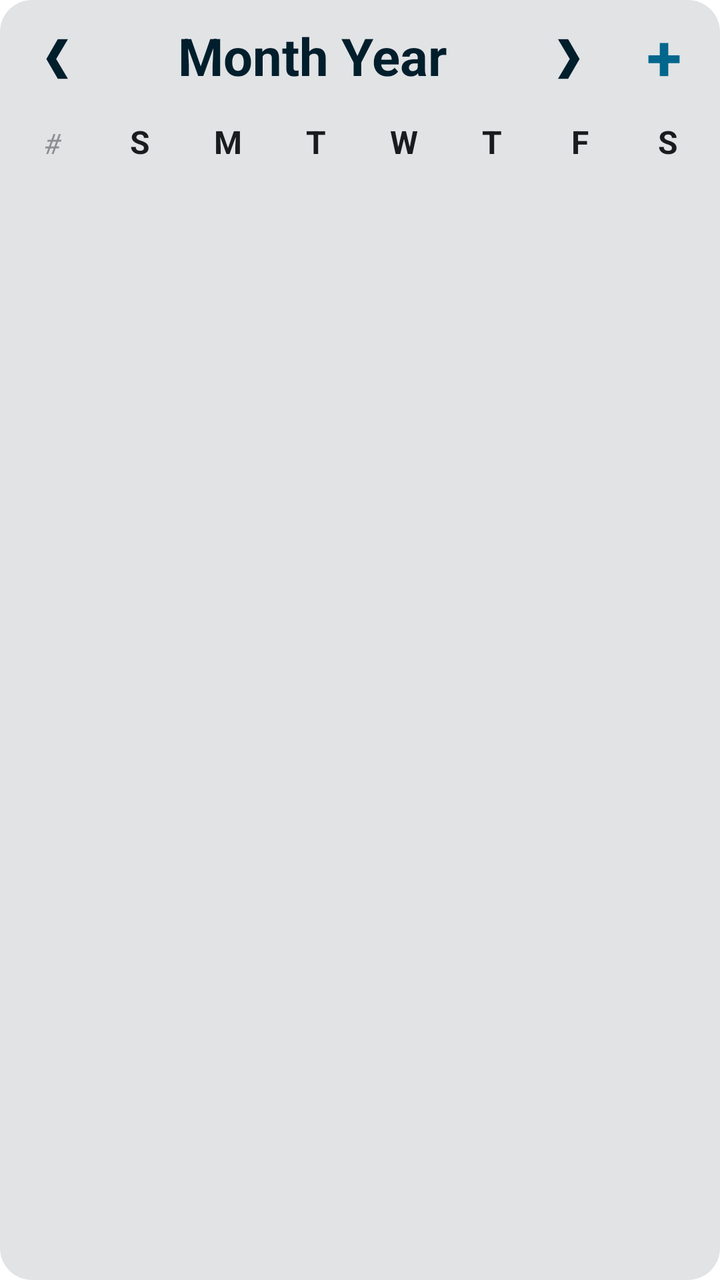
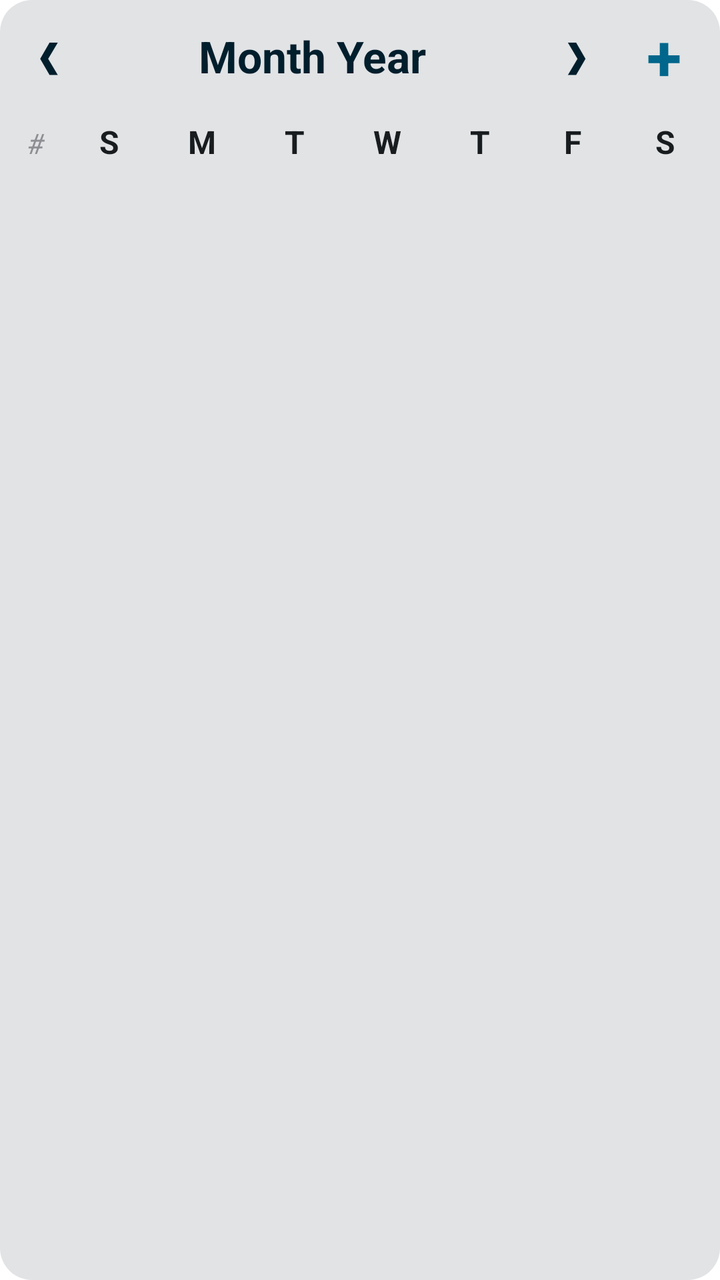

Screens rendered from an Android XML layout before and after an edit, with the pre-edit source and the edit as a unified diff.
<!-- AndroidManifest.xml: fallback theme Theme.MaterialComponents.DayNight.NoActionBar -->
<!-- res/layout/widget_full_calendar_layout.xml -->
<?xml version="1.0" encoding="utf-8"?>
<RelativeLayout xmlns:android="http://schemas.android.com/apk/res/android"
    android:layout_width="match_parent"
    android:layout_height="match_parent"
    android:background="@drawable/widget_background"
    android:padding="4dp">

    
    <LinearLayout
        android:id="@+id/widget_full_calendar_header"
        android:layout_width="match_parent"
        android:layout_height="wrap_content"
        android:orientation="horizontal"
        android:gravity="center_vertical"
        android:paddingBottom="8dp">

        <TextView
            android:id="@+id/widget_full_calendar_prev"
            android:layout_width="48dp"
            android:layout_height="48dp"
            android:gravity="center"
            android:text="❮"
            android:textColor="@color/widget_title_text"
            android:textSize="22sp"
            android:textStyle="bold"
            android:background="?android:attr/selectableItemBackgroundBorderless" />

        <TextView
            android:id="@+id/widget_full_calendar_title"
            android:layout_width="0dp"
            android:layout_height="wrap_content"
            android:layout_weight="1"
            android:fontFamily="sans-serif-bold"
            android:gravity="center"
            android:text="Month Year"
            android:textColor="@color/widget_title_text"
            android:textSize="26sp"
            android:textStyle="bold" />

        <TextView
            android:id="@+id/widget_full_calendar_next"
            android:layout_width="48dp"
            android:layout_height="48dp"
            android:gravity="center"
            android:text="❯"
            android:textColor="@color/widget_title_text"
            android:textSize="22sp"
            android:textStyle="bold"
            android:background="?android:attr/selectableItemBackgroundBorderless" />

        <TextView
            android:id="@+id/widget_add_task_btn"
            android:layout_width="48dp"
            android:layout_height="48dp"
            android:gravity="center"
            android:text="+"
            android:textColor="@color/widget_primary"
            android:textSize="32sp"
            android:textStyle="bold"
            android:background="?android:attr/selectableItemBackgroundBorderless" />
    </LinearLayout>

    
    <LinearLayout
        android:id="@+id/widget_full_calendar_weekdays"
        android:layout_width="match_parent"
        android:layout_height="wrap_content"
        android:orientation="horizontal"
        android:layout_below="@id/widget_full_calendar_header"
        android:weightSum="8"
        android:paddingBottom="8dp">

        <TextView android:layout_width="0dp" android:layout_height="wrap_content" android:layout_weight="1" android:gravity="center" android:text="#" android:textSize="14sp" android:textColor="@color/widget_secondary_text" android:textStyle="italic"/>
        <TextView android:layout_width="0dp" android:layout_height="wrap_content" android:layout_weight="1" android:gravity="center" android:text="S" android:textSize="16sp" android:textColor="@color/widget_body_text" android:textStyle="bold" />
        <TextView android:layout_width="0dp" android:layout_height="wrap_content" android:layout_weight="1" android:gravity="center" android:text="M" android:textSize="16sp" android:textColor="@color/widget_body_text" android:textStyle="bold" />
        <TextView android:layout_width="0dp" android:layout_height="wrap_content" android:layout_weight="1" android:gravity="center" android:text="T" android:textSize="16sp" android:textColor="@color/widget_body_text" android:textStyle="bold" />
        <TextView android:layout_width="0dp" android:layout_height="wrap_content" android:layout_weight="1" android:gravity="center" android:text="W" android:textSize="16sp" android:textColor="@color/widget_body_text" android:textStyle="bold" />
        <TextView android:layout_width="0dp" android:layout_height="wrap_content" android:layout_weight="1" android:gravity="center" android:text="T" android:textSize="16sp" android:textColor="@color/widget_body_text" android:textStyle="bold" />
        <TextView android:layout_width="0dp" android:layout_height="wrap_content" android:layout_weight="1" android:gravity="center" android:text="F" android:textSize="16sp" android:textColor="@color/widget_body_text" android:textStyle="bold" />
        <TextView android:layout_width="0dp" android:layout_height="wrap_content" android:layout_weight="1" android:gravity="center" android:text="S" android:textSize="16sp" android:textColor="@color/widget_body_text" android:textStyle="bold" />
    </LinearLayout>

    
    <GridView
        android:id="@+id/widget_full_calendar_grid"
        android:layout_width="match_parent"
        android:layout_height="match_parent"
        android:layout_below="@id/widget_full_calendar_weekdays"
        android:layout_alignParentBottom="true"
        android:numColumns="8"
        android:verticalSpacing="4dp"
        android:horizontalSpacing="2dp"
        android:stretchMode="columnWidth"
        android:gravity="center"
        android:listSelector="@android:color/transparent" />

    <TextView
        android:id="@+id/empty_full_calendar_view"
        android:layout_width="match_parent"
        android:layout_height="match_parent"
        android:layout_below="@id/widget_full_calendar_weekdays"
        android:layout_alignParentBottom="true"
        android:gravity="center"
        android:text="No data available"
        android:textColor="@color/widget_body_text"
        android:visibility="gone" />

</RelativeLayout>
<!-- resources referenced by this layout -->
<resources>
  <color name="widget_body_text">#1C1C1E</color>
  <color name="widget_primary">#6C63FF</color>
  <color name="widget_secondary_text">#8E8E93</color>
  <color name="widget_title_text">#1C1C1E</color>
  <!-- drawable widget_background (drawable) -->
  <?xml version="1.0" encoding="utf-8"?>
  <shape xmlns:android="http://schemas.android.com/apk/res/android">
      <solid android:color="@color/widget_background_color" />
      <corners android:radius="16dp" />
  </shape>
  <color name="widget_background_color">#F8F9FA</color>
</resources>

<!-- the commit's change to res/layout/widget_full_calendar_layout.xml (unified diff, before → after) -->
@@ -16,12 +16,12 @@
 
         <TextView
             android:id="@+id/widget_full_calendar_prev"
-            android:layout_width="48dp"
-            android:layout_height="48dp"
+            android:layout_width="40dp"
+            android:layout_height="40dp"
             android:gravity="center"
             android:text="❮"
             android:textColor="@color/widget_title_text"
-            android:textSize="22sp"
+            android:textSize="18sp"
             android:textStyle="bold"
             android:background="?android:attr/selectableItemBackgroundBorderless" />
 
@@ -34,17 +34,17 @@
             android:gravity="center"
             android:text="Month Year"
             android:textColor="@color/widget_title_text"
-            android:textSize="26sp"
+            android:textSize="22sp"
             android:textStyle="bold" />
 
         <TextView
             android:id="@+id/widget_full_calendar_next"
-            android:layout_width="48dp"
-            android:layout_height="48dp"
+            android:layout_width="40dp"
+            android:layout_height="40dp"
             android:gravity="center"
             android:text="❯"
             android:textColor="@color/widget_title_text"
-            android:textSize="22sp"
+            android:textSize="18sp"
             android:textStyle="bold"
             android:background="?android:attr/selectableItemBackgroundBorderless" />
 
@@ -67,10 +67,10 @@
         android:layout_height="wrap_content"
         android:orientation="horizontal"
         android:layout_below="@id/widget_full_calendar_header"
-        android:weightSum="8"
+        android:weightSum="7.6"
         android:paddingBottom="8dp">
 
-        <TextView android:layout_width="0dp" android:layout_height="wrap_content" android:layout_weight="1" android:gravity="center" android:text="#" android:textSize="14sp" android:textColor="@color/widget_secondary_text" android:textStyle="italic"/>
+        <TextView android:layout_width="0dp" android:layout_height="wrap_content" android:layout_weight="0.6" android:gravity="center" android:text="#" android:textSize="14sp" android:textColor="@color/widget_secondary_text" android:textStyle="italic"/>
         <TextView android:layout_width="0dp" android:layout_height="wrap_content" android:layout_weight="1" android:gravity="center" android:text="S" android:textSize="16sp" android:textColor="@color/widget_body_text" android:textStyle="bold" />
         <TextView android:layout_width="0dp" android:layout_height="wrap_content" android:layout_weight="1" android:gravity="center" android:text="M" android:textSize="16sp" android:textColor="@color/widget_body_text" android:textStyle="bold" />
         <TextView android:layout_width="0dp" android:layout_height="wrap_content" android:layout_weight="1" android:gravity="center" android:text="T" android:textSize="16sp" android:textColor="@color/widget_body_text" android:textStyle="bold" />
@@ -81,18 +81,14 @@
     </LinearLayout>
 
     
-    <GridView
-        android:id="@+id/widget_full_calendar_grid"
+    <ListView
+        android:id="@+id/widget_full_calendar_list"
         android:layout_width="match_parent"
         android:layout_height="match_parent"
         android:layout_below="@id/widget_full_calendar_weekdays"
         android:layout_alignParentBottom="true"
-        android:numColumns="8"
-        android:verticalSpacing="4dp"
-        android:horizontalSpacing="2dp"
-        android:stretchMode="columnWidth"
-        android:gravity="center"
-        android:listSelector="@android:color/transparent" />
+        android:divider="@null"
+        android:dividerHeight="0dp" />
 
     <TextView
         android:id="@+id/empty_full_calendar_view"
